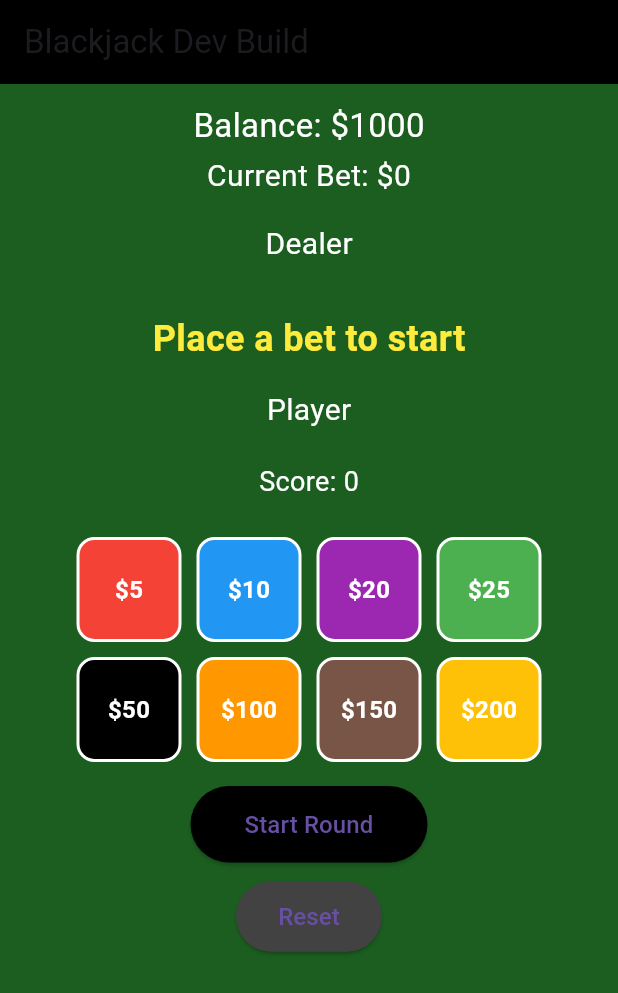
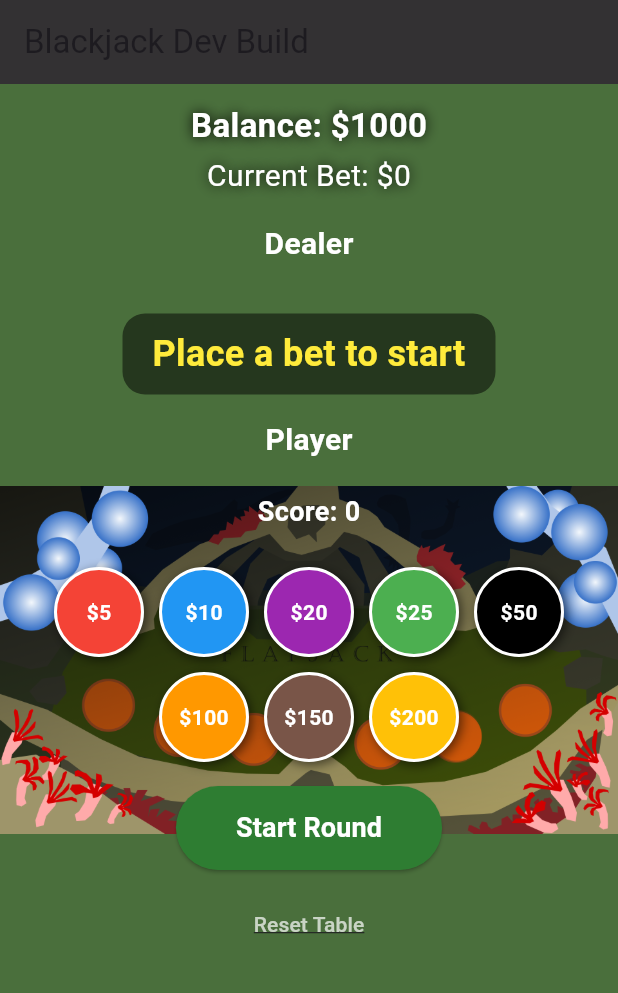
Before and after one commit to GDY3ll0W/blackjack_project, a Flutter app: the GameView screen opened directly with empty values, on a phone screen of 412 x 824 dp. Shown: the top 993 px of the screen. Run offline on Flutter 3.47's test engine with Material 3 defaults, Android fonts, the phone set to English and light mode, and no system bars; our stand-ins replace firebase_auth, firebase_core, socket_io_client; accounts and stored records are empty; network calls fail.

Commit message:
(JAY) drew the background and added it to the UI in game_view.dart

```diff
--- a/FrontEnd/lib/screens/game_view.dart
+++ b/FrontEnd/lib/screens/game_view.dart
@@ -179,25 +179,47 @@ class _GameViewState extends State<GameView> {
   @override
   Widget build(BuildContext context) {
     return Scaffold(
-      backgroundColor: Colors.green[900],
       appBar: AppBar(
         title: const Text('Blackjack Dev Build'),
-        backgroundColor: Colors.black,
+        backgroundColor: Colors.black.withOpacity(0.8),
       ),
-      body: Padding(
+      body: Stack(
+        children: [
+          // 1. BACKGROUND ART LAYER (UPDATED FOR ZOOM OUT)
+          Container(
+            width: double.infinity,
+            height: double.infinity,
+            color: const Color(0xFF4A6F3C), // A green extracted from the artwork to fill gaps
+            alignment: Alignment.center, // Keeps the creature face in the center
+            child: Image.asset(
+              "assets/images/table/DeepBlackjack.png",
+              fit: BoxFit.contain, // This forces the *whole* image to be visible
+            ),
+          ),
+
+          // 2. UI LAYER (Unchanged from previous)
+          SafeArea(
+            child: SingleChildScrollView(
+              child: Padding(
                 padding: const EdgeInsets.symmetric(horizontal: 16, vertical: 12),
                 child: Column(
                   crossAxisAlignment: CrossAxisAlignment.center,
                   children: [
-            Text('Balance: \$$balance', style: const TextStyle(color: Colors.white, fontSize: 22)),
+                    Text('Balance: \$$balance',
+                      style: const TextStyle(color: Colors.white, fontSize: 22, fontWeight: FontWeight.bold, shadows: [Shadow(blurRadius: 10, color: Colors.black)])),
                     const SizedBox(height: 4),
-            Text('Current Bet: \$$currentBet', style: const TextStyle(color: Colors.white, fontSize: 20)),
+                    Text('Current Bet: \$$currentBet',
+                      style: const TextStyle(color: Colors.white, fontSize: 20, shadows: [Shadow(blurRadius: 10, color: Colors.black)])),
                     const SizedBox(height: 16),
-            const Text('Dealer', style: TextStyle(color: Colors.white, fontSize: 20)),
+                    const Text('Dealer',
+                      style: TextStyle(color: Colors.white, fontSize: 20, fontWeight: FontWeight.bold)),
                     const SizedBox(height: 8),
+
+                    // Dealer Hand Display
                     SingleChildScrollView(
                       scrollDirection: Axis.horizontal,
                       child: Row(
+                        mainAxisAlignment: MainAxisAlignment.center,
                         children: dealerHand.asMap().entries.map((entry) {
                           final index = entry.key;
                           final card = entry.value;
@@ -213,14 +235,29 @@ class _GameViewState extends State<GameView> {
                         }).toList(),
                       ),
                     ),
+
                     const SizedBox(height: 24),
-            Text(gameMessage, style: const TextStyle(color: Colors.yellow, fontSize: 24, fontWeight: FontWeight.bold)),
+                    // Game Message with semi-transparent background for readability
+                    Container(
+                      padding: const EdgeInsets.symmetric(horizontal: 20, vertical: 10),
+                      decoration: BoxDecoration(
+                        color: Colors.black.withOpacity(0.5),
+                        borderRadius: BorderRadius.circular(15),
+                      ),
+                      child: Text(gameMessage,
+                        textAlign: TextAlign.center,
+                        style: const TextStyle(color: Colors.yellow, fontSize: 24, fontWeight: FontWeight.bold)),
+                    ),
+
                     const SizedBox(height: 16),
-            const Text('Player', style: TextStyle(color: Colors.white, fontSize: 20)),
+                    const Text('Player', style: TextStyle(color: Colors.white, fontSize: 20, fontWeight: FontWeight.bold)),
                     const SizedBox(height: 8),
+
+                    // Player Hand Display
                     SingleChildScrollView(
                       scrollDirection: Axis.horizontal,
                       child: Row(
+                        mainAxisAlignment: MainAxisAlignment.center,
                         children: playerHand.map((card) {
                           return PlayingCardWidget(
                             imageUrl: cardImageUrl(card),
@@ -231,8 +268,11 @@ class _GameViewState extends State<GameView> {
                         }).toList(),
                       ),
                     ),
+
                     const SizedBox(height: 12),
-            Text('Score: ${calculateScore(playerHand)}', style: const TextStyle(color: Colors.white, fontSize: 18)),
+                    Text('Score: ${calculateScore(playerHand)}',
+                      style: const TextStyle(color: Colors.white, fontSize: 18, fontWeight: FontWeight.bold)),
+
                     const SizedBox(height: 24),
                     if (!isPlaying) buildBetSection(),
                     if (isPlaying) buildActionButtons(),
@@ -240,6 +280,10 @@ class _GameViewState extends State<GameView> {
                     buildControlButtons(),
                   ],
                 ),
+              ),
+            ),
+          ),
+        ],
       ),
     );
   }
@@ -255,15 +299,16 @@ class _GameViewState extends State<GameView> {
             return GestureDetector(
               onTap: () => placeBet(value),
               child: Container(
-                width: 70,
-                height: 70,
+                width: 60,
+                height: 60,
                 decoration: BoxDecoration(
                   color: betColors[value],
-                  borderRadius: BorderRadius.circular(12),
+                  shape: BoxShape.circle, // Circular chips look better on the art
                   border: Border.all(color: Colors.white, width: 2),
+                  boxShadow: const [BoxShadow(blurRadius: 5, color: Colors.black54, offset: Offset(2, 2))],
                 ),
                 child: Center(
-                  child: Text('\$$value', style: const TextStyle(color: Colors.white, fontWeight: FontWeight.bold, fontSize: 16)),
+                  child: Text('\$$value', style: const TextStyle(color: Colors.white, fontWeight: FontWeight.bold, fontSize: 14)),
                 ),
               ),
             );
@@ -272,8 +317,13 @@ class _GameViewState extends State<GameView> {
         const SizedBox(height: 16),
         ElevatedButton(
           onPressed: dealRound,
-          style: ElevatedButton.styleFrom(backgroundColor: Colors.black, padding: const EdgeInsets.symmetric(horizontal: 36, vertical: 14)),
-          child: const Text('Start Round', style: TextStyle(fontSize: 16)),
+          style: ElevatedButton.styleFrom(
+            backgroundColor: Colors.green[800],
+            foregroundColor: Colors.white,
+            padding: const EdgeInsets.symmetric(horizontal: 40, vertical: 15),
+            shape: RoundedRectangleBorder(borderRadius: BorderRadius.circular(30)),
+          ),
+          child: const Text('Start Round', style: TextStyle(fontSize: 18, fontWeight: FontWeight.bold)),
         ),
       ],
     );
@@ -285,14 +335,22 @@ class _GameViewState extends State<GameView> {
       children: [
         ElevatedButton(
           onPressed: hit,
-          style: ElevatedButton.styleFrom(backgroundColor: Colors.red, padding: const EdgeInsets.symmetric(horizontal: 30, vertical: 14)),
-          child: const Text('Hit', style: TextStyle(fontSize: 16)),
+          style: ElevatedButton.styleFrom(
+            backgroundColor: Colors.red[700],
+            foregroundColor: Colors.white,
+            padding: const EdgeInsets.symmetric(horizontal: 30, vertical: 14),
+          ),
+          child: const Text('Hit', style: TextStyle(fontSize: 16, fontWeight: FontWeight.bold)),
         ),
         const SizedBox(width: 16),
         ElevatedButton(
           onPressed: stand,
-          style: ElevatedButton.styleFrom(backgroundColor: Colors.blue, padding: const EdgeInsets.symmetric(horizontal: 30, vertical: 14)),
-          child: const Text('Stand', style: TextStyle(fontSize: 16)),
+          style: ElevatedButton.styleFrom(
+            backgroundColor: Colors.blue[700],
+            foregroundColor: Colors.white,
+            padding: const EdgeInsets.symmetric(horizontal: 30, vertical: 14),
+          ),
+          child: const Text('Stand', style: TextStyle(fontSize: 16, fontWeight: FontWeight.bold)),
         ),
       ],
     );
@@ -302,10 +360,10 @@ class _GameViewState extends State<GameView> {
     return Row(
       mainAxisAlignment: MainAxisAlignment.center,
       children: [
-        ElevatedButton(
+        TextButton(
           onPressed: resetGame,
-          style: ElevatedButton.styleFrom(backgroundColor: Colors.grey[800], padding: const EdgeInsets.symmetric(horizontal: 28, vertical: 12)),
-          child: const Text('Reset', style: TextStyle(fontSize: 16)),
+          style: TextButton.styleFrom(foregroundColor: Colors.white70),
+          child: const Text('Reset Table', style: TextStyle(fontSize: 14, decoration: TextDecoration.underline)),
         ),
       ],
     );
@@ -333,24 +391,24 @@ class PlayingCardWidget extends StatelessWidget {
       height: 100,
       margin: const EdgeInsets.symmetric(horizontal: 4, vertical: 4),
       decoration: BoxDecoration(
-        borderRadius: BorderRadius.circular(12),
-        boxShadow: [BoxShadow(color: Colors.black.withOpacity(0.3), blurRadius: 4, offset: const Offset(0, 2))],
+        borderRadius: BorderRadius.circular(8),
+        boxShadow: [BoxShadow(color: Colors.black.withOpacity(0.5), blurRadius: 6, offset: const Offset(2, 4))],
       ),
       child: ClipRRect(
-        borderRadius: BorderRadius.circular(12),
+        borderRadius: BorderRadius.circular(8),
         child: Image.network(
           imageUrl,
           fit: BoxFit.cover,
           errorBuilder: (context, error, stackTrace) {
             return Container(
-              color: hidden ? Colors.blue : Colors.white,
+              color: hidden ? Colors.blue[900] : Colors.white,
               alignment: Alignment.center,
               child: Column(
                 mainAxisAlignment: MainAxisAlignment.center,
                 children: [
-                  if (!hidden) Text(rank ?? '', style: const TextStyle(fontWeight: FontWeight.bold)),
-                  if (!hidden) Text(suit != null ? suit![0] : ''),
-                  if (hidden) const Icon(Icons.help_outline, color: Colors.white),
+                  if (!hidden) Text(rank ?? '', style: const TextStyle(fontWeight: FontWeight.bold, color: Colors.black)),
+                  if (!hidden) Text(suit != null ? suit![0] : '', style: const TextStyle(color: Colors.black)),
+                  if (hidden) const Icon(Icons.casino, color: Colors.white),
                 ],
               ),
             );
--- a/FrontEnd/pubspec.yaml
+++ b/FrontEnd/pubspec.yaml
@@ -60,7 +60,7 @@ flutter:
   assets:
     - assets/images/cards/
     - assets/images/avatars/
-    - assets/images/table/
+    - assets/images/table/DeepBlackjack.png
     - assets/sounds/
 
   # The following line ensures that the Material Icons font is
```
Also changed, not shown: FrontEnd/assets/images/table/DeepBlackjack.png (added). Lines whose indentation alone changed are shown as unchanged.
